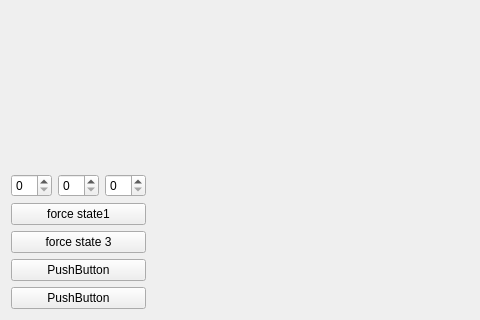
Qt form components/graspingAgent/src/mainUI.ui (robocomp/robocomp-ursus-rockin) before a commit; both pictures show x 0 to 480 and y 343 to 663 of the 918 by 663 pixel window.
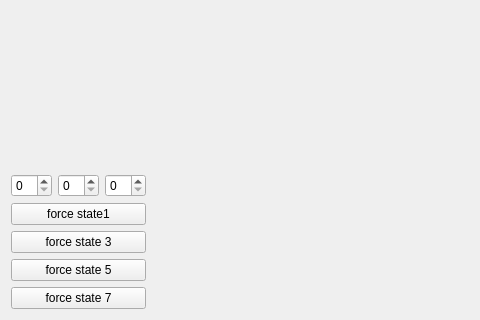
The same form after that commit.

```diff
--- a/components/graspingAgent/src/mainUI.ui
+++ b/components/graspingAgent/src/mainUI.ui
@@ -73,14 +73,14 @@
      <item>
       <widget class="QPushButton" name="pushButton_3">
        <property name="text">
-        <string>PushButton</string>
+        <string>force state 5</string>
        </property>
       </widget>
      </item>
      <item>
       <widget class="QPushButton" name="pushButton">
        <property name="text">
-        <string>PushButton</string>
+        <string>force state 7</string>
        </property>
       </widget>
      </item>
```
